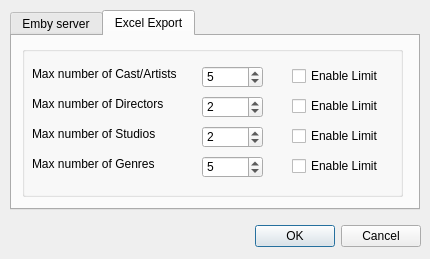
Before: the Qt Designer form preferencesdialog.ui in SideFx/EmbyDesk, drawn with Qt 5.
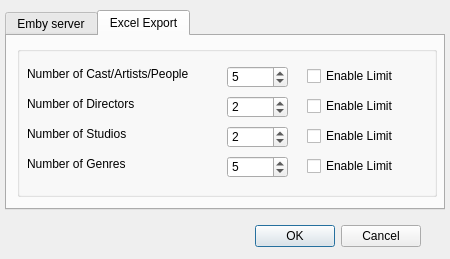
After: the same form once the commit is applied. The open tabs and pages were chosen to show the change. Icons and pictures are not drawn.

What changed in the file:
```diff
--- a/preferencesdialog.ui
+++ b/preferencesdialog.ui
@@ -6,7 +6,7 @@
    <rect>
     <x>0</x>
     <y>0</y>
-    <width>430</width>
+    <width>450</width>
     <height>259</height>
    </rect>
   </property>
@@ -48,9 +48,9 @@
   <widget class="QTabWidget" name="tabWidget">
    <property name="geometry">
     <rect>
-     <x>10</x>
+     <x>5</x>
      <y>10</y>
-     <width>410</width>
+     <width>440</width>
      <height>200</height>
     </rect>
    </property>
@@ -179,7 +179,7 @@
       <rect>
        <x>10</x>
        <y>10</y>
-       <width>381</width>
+       <width>420</width>
        <height>151</height>
       </rect>
      </property>
@@ -191,12 +191,12 @@
        <rect>
         <x>10</x>
         <y>20</y>
-        <width>161</width>
+        <width>201</width>
         <height>16</height>
        </rect>
       </property>
       <property name="text">
-       <string>&lt;html&gt;&lt;head/&gt;&lt;body&gt;&lt;p&gt;Max number of Cast/Artists&lt;/p&gt;&lt;/body&gt;&lt;/html&gt;</string>
+       <string>&lt;html&gt;&lt;head/&gt;&lt;body&gt;&lt;p&gt;Number of Cast/Artists/People&lt;/p&gt;&lt;/body&gt;&lt;/html&gt;</string>
       </property>
      </widget>
      <widget class="QLabel" name="lbl_maxDirectors">
@@ -209,7 +209,7 @@
        </rect>
       </property>
       <property name="text">
-       <string>&lt;html&gt;&lt;head/&gt;&lt;body&gt;&lt;p&gt;Max number of Directors&lt;/p&gt;&lt;/body&gt;&lt;/html&gt;</string>
+       <string>&lt;html&gt;&lt;head/&gt;&lt;body&gt;&lt;p&gt;Number of Directors&lt;/p&gt;&lt;/body&gt;&lt;/html&gt;</string>
       </property>
      </widget>
      <widget class="QLabel" name="lbl_maxStudios">
@@ -222,7 +222,7 @@
        </rect>
       </property>
       <property name="text">
-       <string>&lt;html&gt;&lt;head/&gt;&lt;body&gt;&lt;p&gt;Max number of Studios&lt;/p&gt;&lt;/body&gt;&lt;/html&gt;</string>
+       <string>&lt;html&gt;&lt;head/&gt;&lt;body&gt;&lt;p&gt;Number of Studios&lt;/p&gt;&lt;/body&gt;&lt;/html&gt;</string>
       </property>
      </widget>
      <widget class="QLabel" name="lbl_maxGenres">
@@ -235,13 +235,13 @@
        </rect>
       </property>
       <property name="text">
-       <string>&lt;html&gt;&lt;head/&gt;&lt;body&gt;&lt;p&gt;Max number of Genres&lt;/p&gt;&lt;/body&gt;&lt;/html&gt;</string>
+       <string>&lt;html&gt;&lt;head/&gt;&lt;body&gt;&lt;p&gt;Number of Genres&lt;/p&gt;&lt;/body&gt;&lt;/html&gt;</string>
       </property>
      </widget>
      <widget class="QSpinBox" name="spb_maxActors">
       <property name="geometry">
        <rect>
-        <x>180</x>
+        <x>210</x>
         <y>20</y>
         <width>61</width>
         <height>22</height>
@@ -260,7 +260,7 @@
      <widget class="QSpinBox" name="spb_maxDirectors">
       <property name="geometry">
        <rect>
-        <x>180</x>
+        <x>210</x>
         <y>50</y>
         <width>61</width>
         <height>22</height>
@@ -279,7 +279,7 @@
      <widget class="QSpinBox" name="spb_maxStudios">
       <property name="geometry">
        <rect>
-        <x>180</x>
+        <x>210</x>
         <y>80</y>
         <width>61</width>
         <height>22</height>
@@ -298,7 +298,7 @@
      <widget class="QSpinBox" name="spb_maxGenres">
       <property name="geometry">
        <rect>
-        <x>180</x>
+        <x>210</x>
         <y>110</y>
         <width>61</width>
         <height>22</height>
@@ -317,7 +317,7 @@
      <widget class="QCheckBox" name="cbx_actors">
       <property name="geometry">
        <rect>
-        <x>270</x>
+        <x>290</x>
         <y>20</y>
         <width>101</width>
         <height>20</height>
@@ -330,7 +330,7 @@
      <widget class="QCheckBox" name="cbx_directors">
       <property name="geometry">
        <rect>
-        <x>270</x>
+        <x>290</x>
         <y>50</y>
         <width>101</width>
         <height>20</height>
@@ -343,7 +343,7 @@
      <widget class="QCheckBox" name="cbx_studios">
       <property name="geometry">
        <rect>
-        <x>270</x>
+        <x>290</x>
         <y>80</y>
         <width>101</width>
         <height>20</height>
@@ -356,7 +356,7 @@
      <widget class="QCheckBox" name="cbx_genres">
       <property name="geometry">
        <rect>
-        <x>270</x>
+        <x>290</x>
         <y>110</y>
         <width>101</width>
         <height>20</height>
```
Left out of the diff: 6 changed lines with no effect on the pictures.
